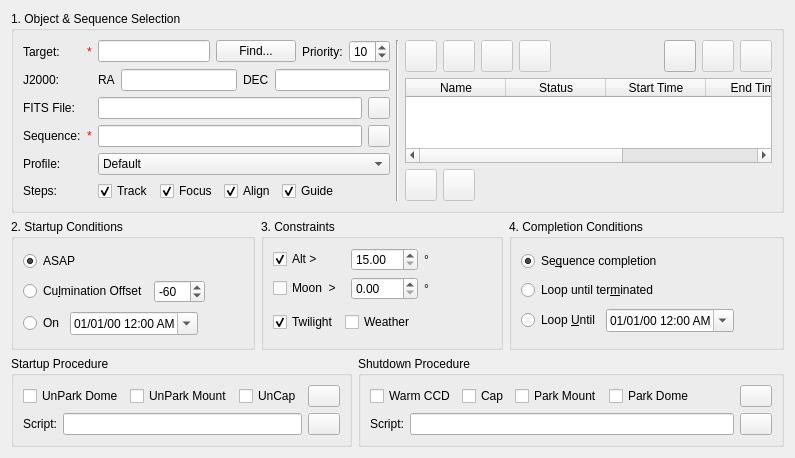
This is kstars/ekos/scheduler.ui in KDE/kstars as Qt 5 draws it before an edit. The edited form follows.
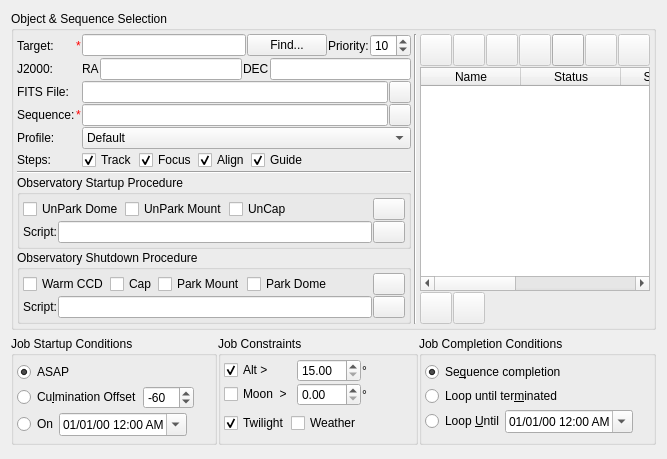
This is the edited form. Custom widgets are drawn as their Qt base class.

Commit message: Move and rename startup and shutdown procedure to make GUI more compact. Reduce spacings and margins

What changed in the file:
```diff
--- a/kstars/ekos/scheduler.ui
+++ b/kstars/ekos/scheduler.ui
@@ -6,21 +6,47 @@
    <rect>
     <x>0</x>
     <y>0</y>
-    <width>722</width>
-    <height>441</height>
+    <width>634</width>
+    <height>459</height>
    </rect>
   </property>
-  <layout class="QVBoxLayout" name="verticalLayout_6">
+  <layout class="QVBoxLayout" name="verticalLayout_8">
    <item>
     <widget class="QGroupBox" name="groupBox">
      <property name="title">
-      <string>1. Object &amp;&amp; Sequence Selection</string>
+      <string>Object &amp;&amp; Sequence Selection</string>
      </property>
-     <layout class="QHBoxLayout" name="horizontalLayout_18">
+     <layout class="QHBoxLayout" name="horizontalLayout_10">
+      <property name="spacing">
+       <number>3</number>
+      </property>
+      <property name="leftMargin">
+       <number>3</number>
+      </property>
+      <property name="topMargin">
+       <number>3</number>
+      </property>
+      <property name="rightMargin">
+       <number>3</number>
+      </property>
+      <property name="bottomMargin">
+       <number>3</number>
+      </property>
+      <item>
+       <layout class="QVBoxLayout" name="verticalLayout_6">
+        <property name="spacing">
+         <number>1</number>
+        </property>
       <item>
        <layout class="QGridLayout" name="gridLayout_2">
+          <property name="spacing">
+           <number>1</number>
+          </property>
         <item row="1" column="2">
          <layout class="QHBoxLayout" name="horizontalLayout_17">
+            <property name="spacing">
+             <number>1</number>
+            </property>
           <item>
            <widget class="QLabel" name="label_6">
             <property name="text">
@@ -53,6 +79,9 @@
         </item>
         <item row="2" column="2">
          <layout class="QHBoxLayout" name="horizontalLayout_13">
+            <property name="spacing">
+             <number>1</number>
+            </property>
           <item>
            <widget class="QLineEdit" name="fitsEdit">
             <property name="readOnly">
@@ -90,6 +119,9 @@
         </item>
         <item row="5" column="2">
          <layout class="QHBoxLayout" name="horizontalLayout_11">
+            <property name="spacing">
+             <number>1</number>
+            </property>
           <item>
            <widget class="QCheckBox" name="trackStepCheck">
             <property name="toolTip">
@@ -171,6 +203,9 @@
         </item>
         <item row="0" column="2">
          <layout class="QHBoxLayout" name="horizontalLayout_2">
+            <property name="spacing">
+             <number>1</number>
+            </property>
           <item>
            <widget class="QLineEdit" name="nameEdit"/>
           </item>
@@ -238,6 +273,9 @@
         </item>
         <item row="3" column="2">
          <layout class="QHBoxLayout" name="horizontalLayout_15">
+            <property name="spacing">
+             <number>1</number>
+            </property>
           <item>
            <widget class="QLineEdit" name="sequenceEdit">
             <property name="enabled">
@@ -318,6 +356,327 @@
        </layout>
       </item>
       <item>
+         <widget class="Line" name="line_2">
+          <property name="orientation">
+           <enum>Qt::Horizontal</enum>
+          </property>
+         </widget>
+        </item>
+        <item>
+         <widget class="QGroupBox" name="groupBox_2">
+          <property name="toolTip">
+           <string>&lt;html&gt;&lt;head/&gt;&lt;body&gt;&lt;p&gt;One-time startup procedure to be executed before starting Ekos. The script is executed &lt;span style=&quot; font-weight:600; text-decoration: underline;&quot;&gt;before&lt;/span&gt; the startup procedures (e.g. unpark scope), if selected, are executed.&lt;/p&gt;&lt;/body&gt;&lt;/html&gt;</string>
+          </property>
+          <property name="title">
+           <string>Observatory Startup Procedure</string>
+          </property>
+          <layout class="QVBoxLayout" name="verticalLayout_4">
+           <property name="spacing">
+            <number>1</number>
+           </property>
+           <property name="leftMargin">
+            <number>3</number>
+           </property>
+           <property name="topMargin">
+            <number>3</number>
+           </property>
+           <property name="rightMargin">
+            <number>3</number>
+           </property>
+           <property name="bottomMargin">
+            <number>3</number>
+           </property>
+           <item>
+            <layout class="QHBoxLayout" name="horizontalLayout_16">
+             <property name="spacing">
+              <number>1</number>
+             </property>
+             <item>
+              <widget class="QCheckBox" name="unparkDomeCheck">
+               <property name="enabled">
+                <bool>true</bool>
+               </property>
+               <property name="toolTip">
+                <string>Park dome to home position</string>
+               </property>
+               <property name="text">
+                <string>UnPark Dome</string>
+               </property>
+               <attribute name="buttonGroup">
+                <string notr="true">startupProcedureButtonGroup</string>
+               </attribute>
+              </widget>
+             </item>
+             <item>
+              <widget class="QCheckBox" name="unparkMountCheck">
+               <property name="enabled">
+                <bool>true</bool>
+               </property>
+               <property name="toolTip">
+                <string>Park telescope to home position.</string>
+               </property>
+               <property name="text">
+                <string>UnPark Mount</string>
+               </property>
+               <attribute name="buttonGroup">
+                <string notr="true">startupProcedureButtonGroup</string>
+               </attribute>
+              </widget>
+             </item>
+             <item>
+              <widget class="QCheckBox" name="uncapCheck">
+               <property name="toolTip">
+                <string>Open dust cover</string>
+               </property>
+               <property name="text">
+                <string>UnCap</string>
+               </property>
+               <attribute name="buttonGroup">
+                <string notr="true">startupProcedureButtonGroup</string>
+               </attribute>
+              </widget>
+             </item>
+             <item>
+              <spacer name="horizontalSpacer_10">
+               <property name="orientation">
+                <enum>Qt::Horizontal</enum>
+               </property>
+               <property name="sizeHint" stdset="0">
+                <size>
+                 <width>40</width>
+                 <height>20</height>
+                </size>
+               </property>
+              </spacer>
+             </item>
+             <item>
+              <widget class="QPushButton" name="startupB">
+               <property name="maximumSize">
+                <size>
+                 <width>32</width>
+                 <height>32</height>
+                </size>
+               </property>
+               <property name="text">
+                <string/>
+               </property>
+              </widget>
+             </item>
+            </layout>
+           </item>
+           <item>
+            <layout class="QHBoxLayout" name="horizontalLayout_12">
+             <property name="spacing">
+              <number>1</number>
+             </property>
+             <item>
+              <widget class="QLabel" name="label_8">
+               <property name="text">
+                <string>Script:</string>
+               </property>
+              </widget>
+             </item>
+             <item>
+              <widget class="QLineEdit" name="startupScript">
+               <property name="readOnly">
+                <bool>false</bool>
+               </property>
+               <property name="clearButtonEnabled">
+                <bool>true</bool>
+               </property>
+              </widget>
+             </item>
+             <item>
+              <widget class="QPushButton" name="selectStartupScriptB">
+               <property name="maximumSize">
+                <size>
+                 <width>32</width>
+                 <height>32</height>
+                </size>
+               </property>
+               <property name="text">
+                <string/>
+               </property>
+              </widget>
+             </item>
+            </layout>
+           </item>
+          </layout>
+         </widget>
+        </item>
+        <item>
+         <widget class="QGroupBox" name="groupBox_10">
+          <property name="sizePolicy">
+           <sizepolicy hsizetype="Fixed" vsizetype="Fixed">
+            <horstretch>0</horstretch>
+            <verstretch>0</verstretch>
+           </sizepolicy>
+          </property>
+          <property name="toolTip">
+           <string>&lt;html&gt;&lt;head/&gt;&lt;body&gt;&lt;p&gt;One-time shutdown procedure to be executed after all scheduler jobs are completed. The script is executed &lt;span style=&quot; font-weight:600; text-decoration: underline;&quot;&gt;after&lt;/span&gt; the shutdown procedures (e.g. parking), if selected, are completed.&lt;/p&gt;&lt;/body&gt;&lt;/html&gt;</string>
+          </property>
+          <property name="title">
+           <string>Observatory Shutdown Procedure</string>
+          </property>
+          <layout class="QVBoxLayout" name="verticalLayout_2">
+           <property name="spacing">
+            <number>1</number>
+           </property>
+           <property name="leftMargin">
+            <number>3</number>
+           </property>
+           <property name="topMargin">
+            <number>3</number>
+           </property>
+           <property name="rightMargin">
+            <number>3</number>
+           </property>
+           <property name="bottomMargin">
+            <number>3</number>
+           </property>
+           <item>
+            <layout class="QHBoxLayout" name="horizontalLayout_3">
+             <property name="spacing">
+              <number>1</number>
+             </property>
+             <item>
+              <widget class="QCheckBox" name="warmCCDCheck">
+               <property name="enabled">
+                <bool>true</bool>
+               </property>
+               <property name="toolTip">
+                <string>Turn off CCD cooler.</string>
+               </property>
+               <property name="text">
+                <string>Warm CCD</string>
+               </property>
+               <attribute name="buttonGroup">
+                <string notr="true">shutdownProcedureGroup</string>
+               </attribute>
+              </widget>
+             </item>
+             <item>
+              <widget class="QCheckBox" name="capCheck">
+               <property name="toolTip">
+                <string>Close dust cover</string>
+               </property>
+               <property name="text">
+                <string>Cap</string>
+               </property>
+               <attribute name="buttonGroup">
+                <string notr="true">shutdownProcedureGroup</string>
+               </attribute>
+              </widget>
+             </item>
+             <item>
+              <widget class="QCheckBox" name="parkMountCheck">
+               <property name="enabled">
+                <bool>true</bool>
+               </property>
+               <property name="toolTip">
+                <string>Park telescope to home position.</string>
+               </property>
+               <property name="text">
+                <string>Park Mount</string>
+               </property>
+               <attribute name="buttonGroup">
+                <string notr="true">shutdownProcedureGroup</string>
+               </attribute>
+              </widget>
+             </item>
+             <item>
+              <widget class="QCheckBox" name="parkDomeCheck">
+               <property name="enabled">
+                <bool>true</bool>
+               </property>
+               <property name="toolTip">
+                <string>Park dome to home position</string>
+               </property>
+               <property name="text">
+                <string>Park Dome</string>
+               </property>
+               <attribute name="buttonGroup">
+                <string notr="true">shutdownProcedureGroup</string>
+               </attribute>
+              </widget>
+             </item>
+             <item>
+              <spacer name="horizontalSpacer_8">
+               <property name="orientation">
+                <enum>Qt::Horizontal</enum>
+               </property>
+               <property name="sizeHint" stdset="0">
+                <size>
+                 <width>40</width>
+                 <height>20</height>
+                </size>
+               </property>
+              </spacer>
+             </item>
+             <item>
+              <widget class="QPushButton" name="shutdownB">
+               <property name="minimumSize">
+                <size>
+                 <width>0</width>
+                 <height>0</height>
+                </size>
+               </property>
+               <property name="maximumSize">
+                <size>
+                 <width>32</width>
+                 <height>32</height>
+                </size>
+               </property>
+               <property name="text">
+                <string/>
+               </property>
+              </widget>
+             </item>
+            </layout>
+           </item>
+           <item>
+            <layout class="QHBoxLayout" name="horizontalLayout">
+             <property name="spacing">
+              <number>1</number>
+             </property>
+             <item>
+              <widget class="QLabel" name="label_13">
+               <property name="text">
+                <string>Script:</string>
+               </property>
+              </widget>
+             </item>
+             <item>
+              <widget class="QLineEdit" name="shutdownScript">
+               <property name="readOnly">
+                <bool>false</bool>
+               </property>
+               <property name="clearButtonEnabled">
+                <bool>true</bool>
+               </property>
+              </widget>
+             </item>
+             <item>
+              <widget class="QPushButton" name="selectShutdownScriptB">
+               <property name="maximumSize">
+                <size>
+                 <width>32</width>
+                 <height>32</height>
+                </size>
+               </property>
+               <property name="text">
+                <string/>
+               </property>
+              </widget>
+             </item>
+            </layout>
+           </item>
+          </layout>
+         </widget>
+        </item>
+       </layout>
+      </item>
+      <item>
        <widget class="Line" name="line">
         <property name="orientation">
          <enum>Qt::Vertical</enum>
@@ -326,8 +685,14 @@
       </item>
       <item>
        <layout class="QVBoxLayout" name="verticalLayout">
+        <property name="spacing">
+         <number>1</number>
+        </property>
         <item>
          <layout class="QHBoxLayout" name="horizontalLayout_14">
+          <property name="spacing">
+           <number>1</number>
+          </property>
           <item>
            <widget class="QPushButton" name="addToQueueB">
             <property name="enabled">
@@ -543,6 +908,9 @@
         </item>
         <item>
          <layout class="QHBoxLayout" name="bottomLayout">
+          <property name="spacing">
+           <number>1</number>
+          </property>
           <item>
            <widget class="QPushButton" name="startB">
             <property name="enabled">
@@ -631,14 +999,35 @@
    </item>
    <item>
     <layout class="QHBoxLayout" name="horizontalLayout_9">
+     <property name="spacing">
+      <number>1</number>
+     </property>
      <item>
       <widget class="QGroupBox" name="startupGroup">
        <property name="title">
-        <string>2. Startup Conditions</string>
+        <string>Job Startup Conditions</string>
        </property>
        <layout class="QVBoxLayout" name="verticalLayout_3">
+        <property name="spacing">
+         <number>1</number>
+        </property>
+        <property name="leftMargin">
+         <number>3</number>
+        </property>
+        <property name="topMargin">
+         <number>3</number>
+        </property>
+        <property name="rightMargin">
+         <number>3</number>
+        </property>
+        <property name="bottomMargin">
+         <number>3</number>
+        </property>
         <item>
          <layout class="QHBoxLayout" name="horizontalLayout_7">
+          <property name="spacing">
+           <number>1</number>
+          </property>
           <item>
            <widget class="QRadioButton" name="asapConditionR">
             <property name="toolTip">
@@ -659,6 +1048,9 @@
         </item>
         <item>
          <layout class="QHBoxLayout" name="horizontalLayout_5">
+          <property name="spacing">
+           <number>1</number>
+          </property>
           <item>
            <widget class="QRadioButton" name="culminationConditionR">
             <property name="toolTip">
@@ -708,6 +1100,9 @@
         </item>
         <item>
          <layout class="QHBoxLayout" name="horizontalLayout_4">
+          <property name="spacing">
+           <number>1</number>
+          </property>
           <item>
            <widget class="QRadioButton" name="startupTimeConditionR">
             <property name="toolTip">
@@ -752,11 +1147,29 @@
      <item>
       <widget class="QGroupBox" name="contraintsGroup">
        <property name="title">
-        <string>3. Constraints</string>
+        <string>Job Constraints</string>
        </property>
        <layout class="QVBoxLayout" name="verticalLayout_7">
+        <property name="spacing">
+         <number>1</number>
+        </property>
+        <property name="leftMargin">
+         <number>3</number>
+        </property>
+        <property name="topMargin">
+         <number>3</number>
+        </property>
+        <property name="rightMargin">
+         <number>3</number>
+        </property>
+        <property name="bottomMargin">
+         <number>3</number>
+        </property>
         <item>
          <layout class="QGridLayout" name="gridLayout">
+          <property name="spacing">
+           <number>1</number>
+          </property>
           <item row="0" column="0">
            <widget class="QCheckBox" name="altConstraintCheck">
             <property name="toolTip">
@@ -824,6 +1237,9 @@
         </item>
         <item>
          <layout class="QHBoxLayout" name="horizontalLayout_6">
+          <property name="spacing">
+           <number>1</number>
+          </property>
           <item>
            <widget class="QCheckBox" name="twilightCheck">
             <property name="toolTip">
@@ -893,9 +1309,24 @@
      <item>
       <widget class="QGroupBox" name="completionGroup">
        <property name="title">
-        <string>4. Completion Conditions</string>
+        <string>Job Completion Conditions</string>
        </property>
        <layout class="QVBoxLayout" name="verticalLayout_5">
+        <property name="spacing">
+         <number>1</number>
+        </property>
+        <property name="leftMargin">
+         <number>3</number>
+        </property>
+        <property name="topMargin">
+         <number>3</number>
+        </property>
+        <property name="rightMargin">
+         <number>3</number>
+        </property>
+        <property name="bottomMargin">
+         <number>3</number>
+        </property>
         <item>
          <widget class="QRadioButton" name="sequenceCompletionR">
           <property name="toolTip">
@@ -927,6 +1358,9 @@
         </item>
         <item>
          <layout class="QHBoxLayout" name="horizontalLayout_8">
+          <property name="spacing">
+           <number>1</number>
+          </property>
           <item>
            <widget class="QRadioButton" name="timeCompletionR">
             <property name="toolTip">
@@ -973,280 +1407,6 @@
      </item>
     </layout>
    </item>
-   <item>
-    <layout class="QHBoxLayout" name="horizontalLayout_10">
-     <item>
-      <widget class="QGroupBox" name="groupBox_2">
-       <property name="toolTip">
-        <string>&lt;html&gt;&lt;head/&gt;&lt;body&gt;&lt;p&gt;One-time startup procedure to be executed before starting Ekos. The script is executed &lt;span style=&quot; font-weight:600; text-decoration: underline;&quot;&gt;before&lt;/span&gt; the startup procedures (e.g. unpark scope), if selected, are executed.&lt;/p&gt;&lt;/body&gt;&lt;/html&gt;</string>
-       </property>
-       <property name="title">
-        <string>Startup Procedure</string>
-       </property>
-       <layout class="QVBoxLayout" name="verticalLayout_4">
-        <item>
-         <layout class="QHBoxLayout" name="horizontalLayout_16">
-          <item>
-           <widget class="QCheckBox" name="unparkDomeCheck">
-            <property name="enabled">
-             <bool>true</bool>
-            </property>
-            <property name="toolTip">
-             <string>Park dome to home position</string>
-            </property>
-            <property name="text">
-             <string>UnPark Dome</string>
-            </property>
-            <attribute name="buttonGroup">
-             <string notr="true">startupProcedureButtonGroup</string>
-            </attribute>
-           </widget>
-          </item>
-          <item>
-           <widget class="QCheckBox" name="unparkMountCheck">
-            <property name="enabled">
-             <bool>true</bool>
-            </property>
-            <property name="toolTip">
-             <string>Park telescope to home position.</string>
-            </property>
-            <property name="text">
-             <string>UnPark Mount</string>
-            </property>
-            <attribute name="buttonGroup">
-             <string notr="true">startupProcedureButtonGroup</string>
-            </attribute>
-           </widget>
-          </item>
-          <item>
-           <widget class="QCheckBox" name="uncapCheck">
-            <property name="toolTip">
-             <string>Open dust cover</string>
-            </property>
-            <property name="text">
-             <string>UnCap</string>
-            </property>
-            <attribute name="buttonGroup">
-             <string notr="true">startupProcedureButtonGroup</string>
-            </attribute>
-           </widget>
-          </item>
-          <item>
-           <spacer name="horizontalSpacer_10">
-            <property name="orientation">
-             <enum>Qt::Horizontal</enum>
-            </property>
-            <property name="sizeHint" stdset="0">
-             <size>
-              <width>40</width>
-              <height>20</height>
-             </size>
-            </property>
-           </spacer>
-          </item>
-          <item>
-           <widget class="QPushButton" name="startupB">
-            <property name="maximumSize">
-             <size>
-              <width>32</width>
-              <height>32</height>
-             </size>
-            </property>
-            <property name="text">
-             <string/>
-            </property>
-           </widget>
-          </item>
-         </layout>
-        </item>
-        <item>
-         <layout class="QHBoxLayout" name="horizontalLayout_12">
-          <item>
-           <widget class="QLabel" name="label_8">
-            <property name="text">
-             <string>Script:</string>
-            </property>
-           </widget>
-          </item>
-          <item>
-           <widget class="QLineEdit" name="startupScript">
-            <property name="readOnly">
-             <bool>false</bool>
-            </property>
-            <property name="clearButtonEnabled">
-             <bool>true</bool>
-            </property>
-           </widget>
-          </item>
-          <item>
-           <widget class="QPushButton" name="selectStartupScriptB">
-            <property name="maximumSize">
-             <size>
-              <width>32</width>
-              <height>32</height>
-             </size>
-            </property>
-            <property name="text">
-             <string/>
-            </property>
-           </widget>
-          </item>
-         </layout>
-        </item>
-       </layout>
-      </widget>
-     </item>
-     <item>
-      <widget class="QGroupBox" name="groupBox_10">
-       <property name="sizePolicy">
-        <sizepolicy hsizetype="Fixed" vsizetype="Fixed">
-         <horstretch>0</horstretch>
-         <verstretch>0</verstretch>
-        </sizepolicy>
-       </property>
-       <property name="toolTip">
-        <string>&lt;html&gt;&lt;head/&gt;&lt;body&gt;&lt;p&gt;One-time shutdown procedure to be executed after all scheduler jobs are completed. The script is executed &lt;span style=&quot; font-weight:600; text-decoration: underline;&quot;&gt;after&lt;/span&gt; the shutdown procedures (e.g. parking), if selected, are completed.&lt;/p&gt;&lt;/body&gt;&lt;/html&gt;</string>
-       </property>
-       <property name="title">
-        <string>Shutdown Procedure</string>
-       </property>
-       <layout class="QVBoxLayout" name="verticalLayout_2">
-        <item>
-         <layout class="QHBoxLayout" name="horizontalLayout_3">
-          <item>
-           <widget class="QCheckBox" name="warmCCDCheck">
-            <property name="enabled">
-             <bool>true</bool>
-            </property>
-            <property name="toolTip">
-             <string>Turn off CCD cooler.</string>
-            </property>
-            <property name="text">
-             <string>Warm CCD</string>
-            </property>
-            <attribute name="buttonGroup">
-             <string notr="true">shutdownProcedureGroup</string>
-            </attribute>
-           </widget>
-          </item>
-          <item>
-           <widget class="QCheckBox" name="capCheck">
-            <property name="toolTip">
-             <string>Close dust cover</string>
-            </property>
-            <property name="text">
-             <string>Cap</string>
-            </property>
-            <attribute name="buttonGroup">
-             <string notr="true">shutdownProcedureGroup</string>
-            </attribute>
-           </widget>
-          </item>
-          <item>
-           <widget class="QCheckBox" name="parkMountCheck">
-            <property name="enabled">
-             <bool>true</bool>
-            </property>
-            <property name="toolTip">
-             <string>Park telescope to home position.</string>
-            </property>
-            <property name="text">
-             <string>Park Mount</string>
-            </property>
-            <attribute name="buttonGroup">
-             <string notr="true">shutdownProcedureGroup</string>
-            </attribute>
-           </widget>
-          </item>
-          <item>
-           <widget class="QCheckBox" name="parkDomeCheck">
-            <property name="enabled">
-             <bool>true</bool>
-            </property>
-            <property name="toolTip">
-             <string>Park dome to home position</string>
-            </property>
-            <property name="text">
-             <string>Park Dome</string>
-            </property>
-            <attribute name="buttonGroup">
-             <string notr="true">shutdownProcedureGroup</string>
-            </attribute>
-           </widget>
-          </item>
-          <item>
-           <spacer name="horizontalSpacer_8">
-            <property name="orientation">
-             <enum>Qt::Horizontal</enum>
-            </property>
-            <property name="sizeHint" stdset="0">
-             <size>
-              <width>40</width>
-              <height>20</height>
-             </size>
-            </property>
-           </spacer>
-          </item>
-          <item>
-           <widget class="QPushButton" name="shutdownB">
-            <property name="minimumSize">
-             <size>
-              <width>0</width>
-              <height>0</height>
-             </size>
-            </property>
-            <property name="maximumSize">
-             <size>
-              <width>32</width>
-              <height>32</height>
-             </size>
-            </property>
-            <property name="text">
-             <string/>
-            </property>
-           </widget>
-          </item>
-         </layout>
-        </item>
-        <item>
-         <layout class="QHBoxLayout" name="horizontalLayout">
-          <item>
-           <widget class="QLabel" name="label_13">
-            <property name="text">
-             <string>Script:</string>
-            </property>
-           </widget>
-          </item>
-          <item>
-           <widget class="QLineEdit" name="shutdownScript">
-            <property name="readOnly">
-             <bool>false</bool>
-            </property>
-            <property name="clearButtonEnabled">
-             <bool>true</bool>
-            </property>
-           </widget>
-          </item>
-          <item>
-           <widget class="QPushButton" name="selectShutdownScriptB">
-            <property name="maximumSize">
-             <size>
-              <width>32</width>
-              <height>32</height>
-             </size>
-            </property>
-            <property name="text">
-             <string/>
-            </property>
-           </widget>
-          </item>
-         </layout>
-        </item>
-       </layout>
-      </widget>
-     </item>
-    </layout>
-   </item>
    <item>
     <spacer name="verticalSpacer">
      <property name="orientation">
```
Left out of the diff: 38 changed lines with no effect on the pictures. Lines whose indentation alone changed are shown as unchanged.
